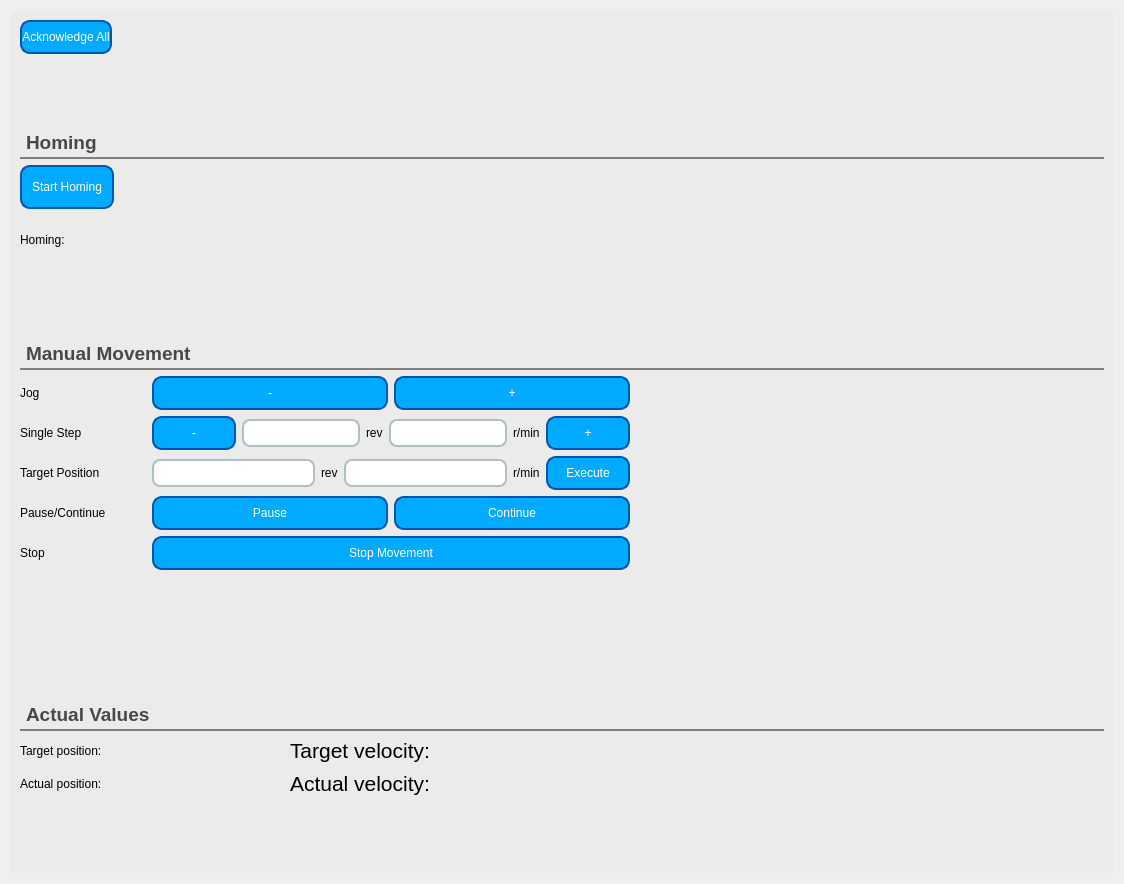
Before: the Qt Designer form src/edcon/gui/ui/motion_tab.ui in Festo-se/festo-edcon, drawn with Qt 5.
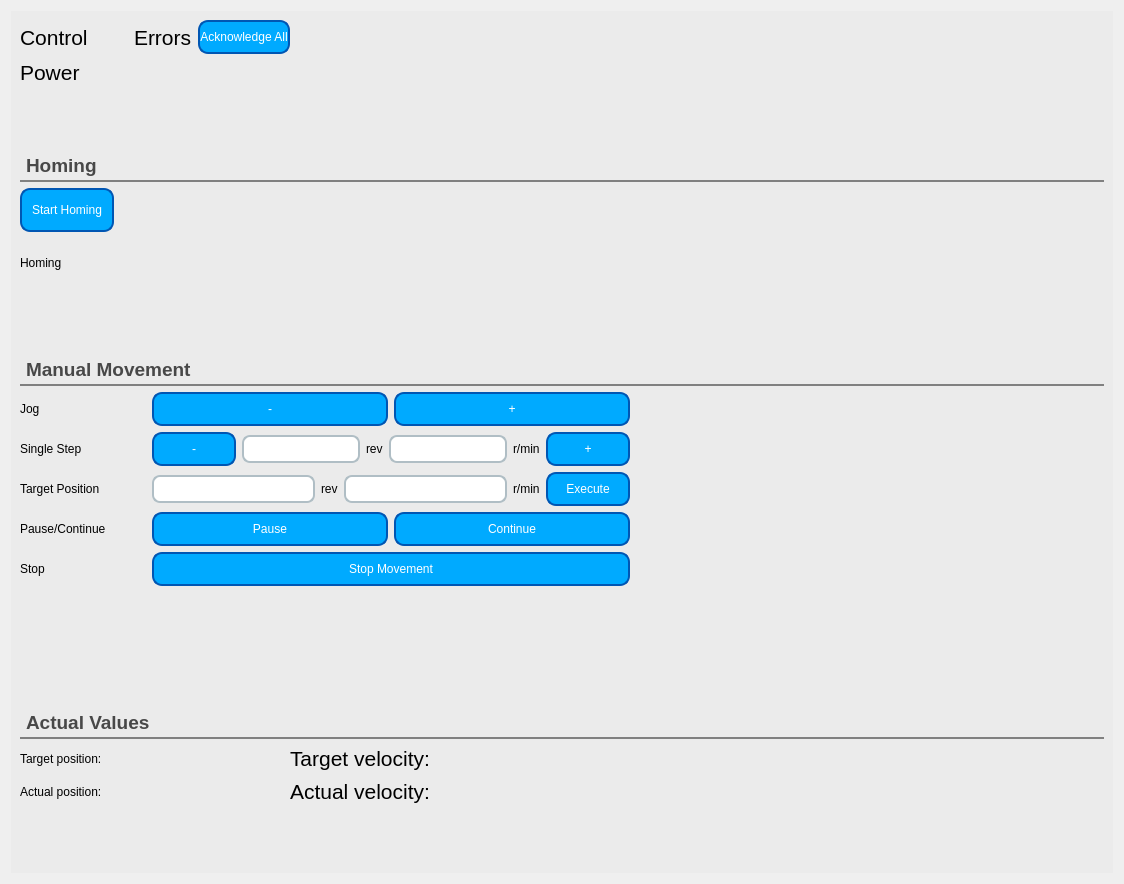
After: the same form once the commit is applied.

Commit message: GUI: Optimized button and tab change logic.

What changed in the file:
```diff
--- a/src/edcon/gui/ui/motion_tab.ui
+++ b/src/edcon/gui/ui/motion_tab.ui
@@ -33,8 +33,32 @@
       <item>
        <layout class="QVBoxLayout" name="verticalLayout">
         <item>
-         <layout class="QHBoxLayout" name="horizontalLayout_2">
-          <item>
+         <layout class="QGridLayout" name="gridLayout_2">
+          <item row="2" column="0">
+           <widget class="QLabel" name="label_9">
+            <property name="font">
+             <font>
+              <pointsize>16</pointsize>
+             </font>
+            </property>
+            <property name="text">
+             <string>Power</string>
+            </property>
+           </widget>
+          </item>
+          <item row="0" column="0">
+           <widget class="QLabel" name="label_8">
+            <property name="font">
+             <font>
+              <pointsize>16</pointsize>
+             </font>
+            </property>
+            <property name="text">
+             <string>Control</string>
+            </property>
+           </widget>
+          </item>
+          <item row="0" column="3">
            <widget class="QPushButton" name="button_acknowledge_all">
             <property name="sizePolicy">
              <sizepolicy hsizetype="Minimum" vsizetype="Fixed">
@@ -44,7 +68,7 @@
             </property>
             <property name="minimumSize">
              <size>
-              <width>125</width>
+              <width>84</width>
               <height>34</height>
              </size>
             </property>
@@ -74,8 +98,20 @@
             </property>
            </widget>
           </item>
-          <item>
-           <spacer name="horizontalSpacer_16">
+          <item row="0" column="2">
+           <widget class="QLabel" name="label_10">
+            <property name="font">
+             <font>
+              <pointsize>16</pointsize>
+             </font>
+            </property>
+            <property name="text">
+             <string>Errors</string>
+            </property>
+           </widget>
+          </item>
+          <item row="0" column="4">
+           <spacer name="horizontalSpacer_7">
             <property name="orientation">
              <enum>Qt::Horizontal</enum>
             </property>
@@ -87,6 +123,22 @@
             </property>
            </spacer>
           </item>
+          <item row="0" column="1">
+           <spacer name="horizontalSpacer_5">
+            <property name="orientation">
+             <enum>Qt::Horizontal</enum>
+            </property>
+            <property name="sizeType">
+             <enum>QSizePolicy::Fixed</enum>
+            </property>
+            <property name="sizeHint" stdset="0">
+             <size>
+              <width>40</width>
+              <height>20</height>
+             </size>
+            </property>
+           </spacer>
+          </item>
          </layout>
         </item>
         <item>
@@ -176,7 +228,7 @@
              <string notr="true">font: 16pt &quot;MS Shell Dlg 2&quot;;</string>
             </property>
             <property name="text">
-             <string>Homing:</string>
+             <string>Homing</string>
             </property>
            </widget>
           </item>
```
The commit also changes 5 other files.
